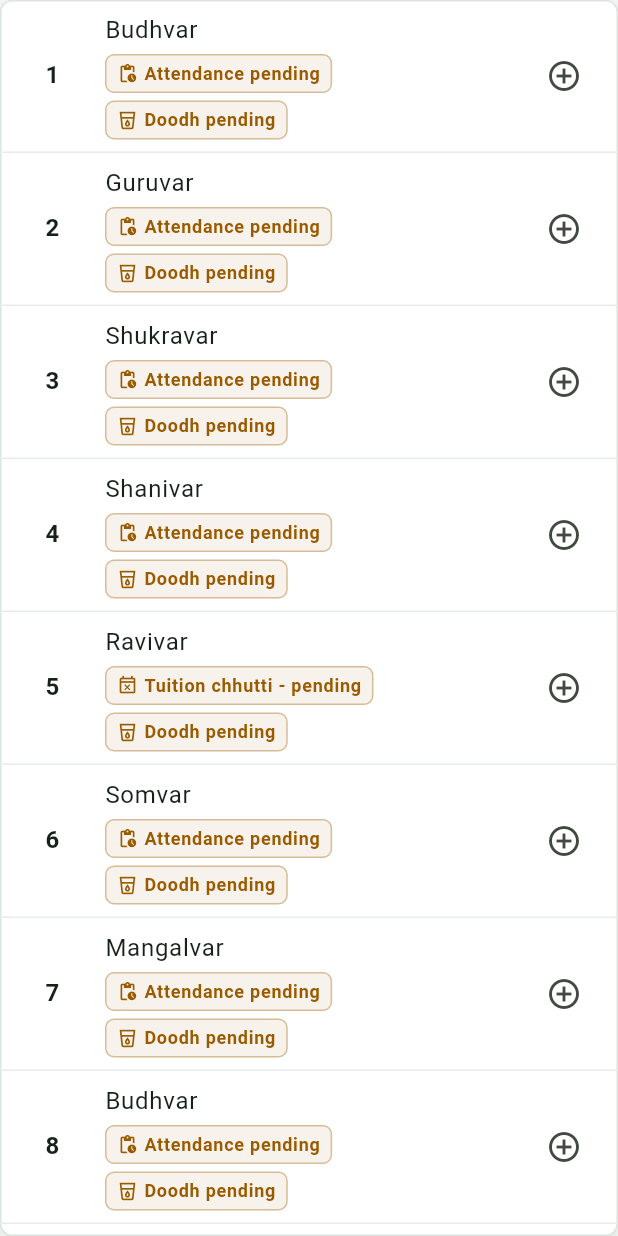
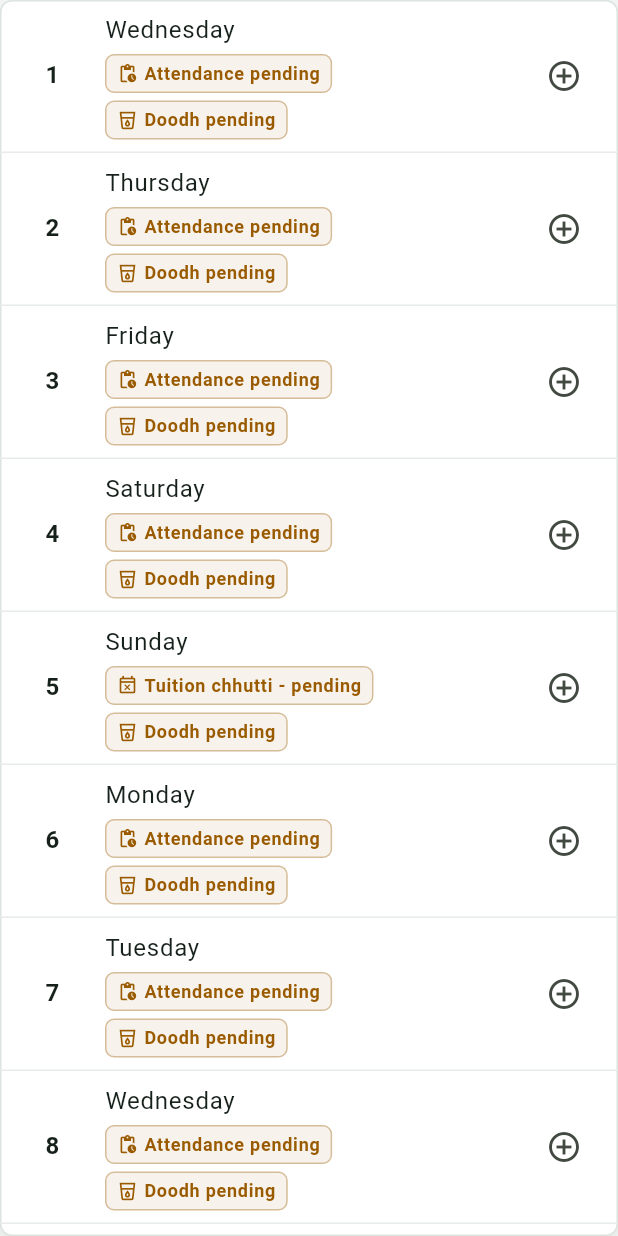
Before and after one commit to djha6638-bossDK/Hisaab_book, a Flutter app: the _DailyReport widget shown alone on an empty page, opened directly with empty values, on a phone screen of 412 x 824 dp. Run offline on Flutter 3.47's test engine with Material 3 defaults, Android fonts, the phone set to English and light mode, and no system bars; our stand-ins replace cloud_firestore, firebase_auth, firebase_core, flutter_local_notifications, flutter_timezone, google_sign_in and 6 more; accounts and stored records are empty; network calls fail.

Commit message:
Use English weekday names in daily services

```diff
--- a/lib/screens/daily_service_settings_screen.dart
+++ b/lib/screens/daily_service_settings_screen.dart
@@ -25,13 +25,16 @@ class _DailyServiceSettingsScreenState
     extends State<DailyServiceSettingsScreen> {
   static const List<DropdownMenuItem<int>>
   _weekdayItems = <DropdownMenuItem<int>>[
-    DropdownMenuItem<int>(value: DateTime.monday, child: Text('Somvar')),
-    DropdownMenuItem<int>(value: DateTime.tuesday, child: Text('Mangalvar')),
-    DropdownMenuItem<int>(value: DateTime.wednesday, child: Text('Budhvar')),
-    DropdownMenuItem<int>(value: DateTime.thursday, child: Text('Guruvar')),
-    DropdownMenuItem<int>(value: DateTime.friday, child: Text('Shukravar')),
-    DropdownMenuItem<int>(value: DateTime.saturday, child: Text('Shanivar')),
-    DropdownMenuItem<int>(value: DateTime.sunday, child: Text('Ravivar')),
+    DropdownMenuItem<int>(value: DateTime.monday, child: Text('Monday')),
+    DropdownMenuItem<int>(value: DateTime.tuesday, child: Text('Tuesday')),
+    DropdownMenuItem<int>(
+      value: DateTime.wednesday,
+      child: Text('Wednesday'),
+    ),
+    DropdownMenuItem<int>(value: DateTime.thursday, child: Text('Thursday')),
+    DropdownMenuItem<int>(value: DateTime.friday, child: Text('Friday')),
+    DropdownMenuItem<int>(value: DateTime.saturday, child: Text('Saturday')),
+    DropdownMenuItem<int>(value: DateTime.sunday, child: Text('Sunday')),
   ];
 
   late final TextEditingController _tuitionFeeController;
--- a/lib/screens/daily_services_screen.dart
+++ b/lib/screens/daily_services_screen.dart
@@ -747,13 +747,13 @@ class _DailyReport extends StatelessWidget {
   }
 
   String _weekdayName(int weekday) => const <String>[
-    'Somvar',
-    'Mangalvar',
-    'Budhvar',
-    'Guruvar',
-    'Shukravar',
-    'Shanivar',
-    'Ravivar',
+    'Monday',
+    'Tuesday',
+    'Wednesday',
+    'Thursday',
+    'Friday',
+    'Saturday',
+    'Sunday',
   ][weekday - 1];
 
   Future<void> _showRemarks(
```
Also changed, not shown: 1 other file.
